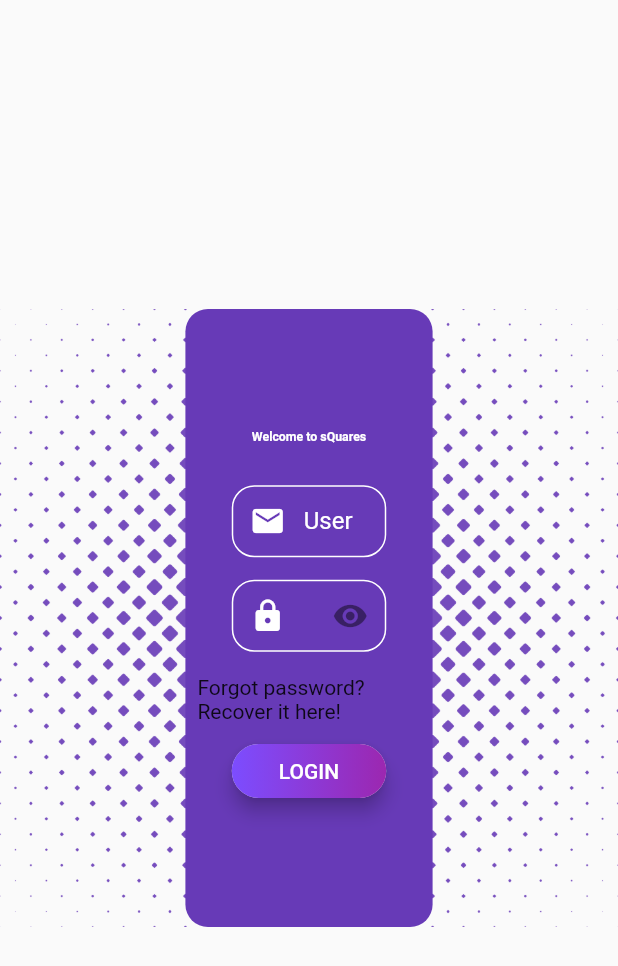
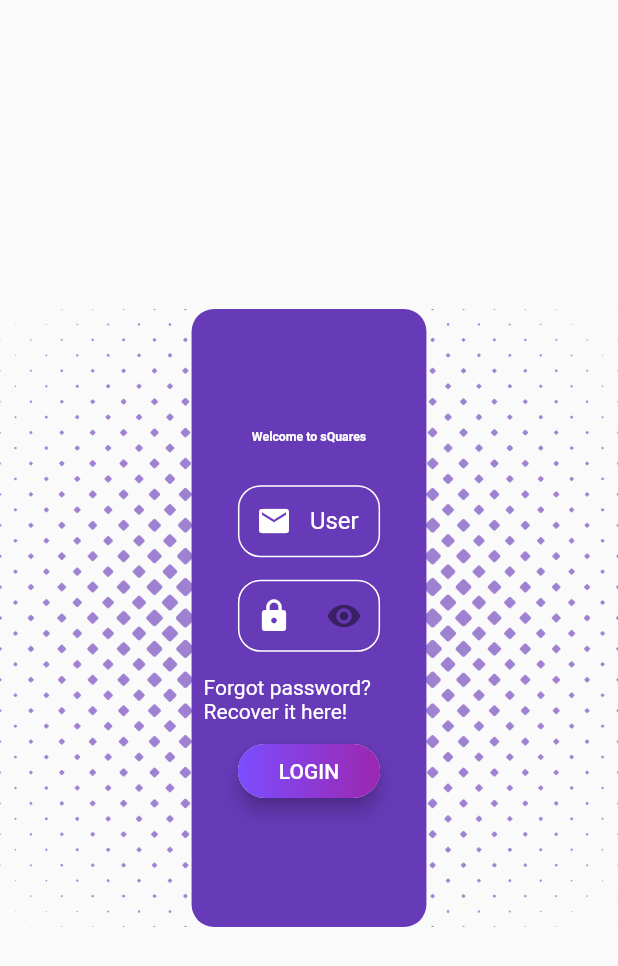
Before and after one commit to MomosTMomos/sQuares, a Flutter app: the screen it shows after launch, on a phone screen of 412 x 824 dp. Shown: the top 966 px of the screen. Run offline on Flutter 3.47's test engine with Material 2 defaults, Android fonts, the phone set to English and light mode, and no system bars; drawn by our look-alikes of flip_card; our stand-ins replace firebase_auth; accounts and stored records are empty; Roboto replaces fonts that are missing (Poppins).

Commit message:
Checkpoint for next activity.

```diff
--- a/lib/pages/login_page.dart
+++ b/lib/pages/login_page.dart
@@ -22,7 +22,7 @@ class LoginPageState extends State<LoginPage> {
               child: Container(
                 width: 1000,
                 height: 1080,
-                child: Image.asset('assets/images/app_background.png', fit: BoxFit.fitWidth, color: Colors.deepPurple,)
+                child: Image.asset('assets/images/app_background.png', fit: BoxFit.fitWidth, color: Colors.deepPurple[300],)
               ),
             ),
           ),
--- a/lib/widgets/custom_form_field_widget.dart
+++ b/lib/widgets/custom_form_field_widget.dart
@@ -5,8 +5,9 @@ class CustomFormFieldWidget extends StatefulWidget {
   final formLabel;
   final validatorError;
   final formType;
+  final updateFormValue;
 
-  CustomFormFieldWidget(this.formLabel, this.validatorError, this.formType);
+  CustomFormFieldWidget(this.formLabel, this.validatorError, this.formType, this.updateFormValue);
 
   @override
   CustomFormFieldWidgetState createState() => CustomFormFieldWidgetState();
@@ -14,10 +15,15 @@ class CustomFormFieldWidget extends StatefulWidget {
 
 class CustomFormFieldWidgetState extends State<CustomFormFieldWidget> {
   bool _isObscure = true;
+  final formController = TextEditingController();
 
   @override
   Widget build(BuildContext context) {
     return TextFormField(
+      controller: formController,
+      onChanged: (formValue) {
+
+      },
       decoration: new InputDecoration(
           labelText: widget.formLabel,
           labelStyle: TextStyle(color: Colors.white),
--- a/lib/widgets/custom_login_button.dart
+++ b/lib/widgets/custom_login_button.dart
@@ -3,8 +3,9 @@ import 'package:flutter/material.dart';
 
 class CustomLoginButton extends StatefulWidget {
   final buttonText;
+  final submit;
 
-  CustomLoginButton(this.buttonText);
+  CustomLoginButton(this.buttonText, this.submit);
 
   @override
   CustomLoginButtonState createState() => CustomLoginButtonState();
@@ -15,17 +16,16 @@ class CustomLoginButtonState extends State<CustomLoginButton> {
   Widget build(BuildContext context) {
     return RaisedButton(
       elevation: 5,
-      onPressed: () {},
+      onPressed: () {
+        // ignore: unnecessary_statements
+        widget.submit();
+      },
       shape: RoundedRectangleBorder(borderRadius: BorderRadius.circular(80.0)),
       padding: const EdgeInsets.all(0.0),
       child: Ink(
         decoration: const BoxDecoration(
-          gradient: LinearGradient(
-            colors: [
-              Colors.deepPurpleAccent,
-              Colors.purple
-            ]
-          ),
+          gradient:
+              LinearGradient(colors: [Colors.deepPurpleAccent, Colors.purple]),
           borderRadius: BorderRadius.all(Radius.circular(80.0)),
         ),
         child: Container(
--- a/lib/widgets/front_login_widget.dart
+++ b/lib/widgets/front_login_widget.dart
@@ -1,5 +1,6 @@
 import 'package:flutter/cupertino.dart';
 import 'package:flutter/material.dart';
+import 'package:squares/firebase_controller.dart';
 import 'package:squares/widgets/custom_form_field_widget.dart';
 import 'package:squares/widgets/custom_login_button.dart';
 
@@ -9,12 +10,16 @@ class FrontLoginWidget extends StatefulWidget {
 }
 
 class FrontLoginWidgetState extends State<FrontLoginWidget> {
+  var emailField = "";
+  var passwordField = "";
+  var loginResult = false;
+
   @override
   Widget build(BuildContext context) {
     return Center(
       child: Padding(
         padding: EdgeInsets.symmetric(
-            horizontal: MediaQuery.of(context).size.width * 0.3),
+            horizontal: MediaQuery.of(context).size.width * 0.31),
         child: Container(
           decoration: BoxDecoration(
               color: Colors.deepPurple,
@@ -43,26 +48,32 @@ class FrontLoginWidgetState extends State<FrontLoginWidget> {
                       horizontal: MediaQuery.of(context).size.width * 0.075,
                       vertical: 7.5),
                   child: CustomFormFieldWidget(
-                      'User', 'This field cannot be null.', "Text"),
+                      'User',
+                      'This field cannot be null.',
+                      "Text",
+                      updateEmailFormValue),
                 ),
                 Padding(
                   padding: EdgeInsets.symmetric(
                       horizontal: MediaQuery.of(context).size.width * 0.075,
                       vertical: 7.5),
                   child: CustomFormFieldWidget(
-                      'Password', 'This field cannot be null.', "Password"),
+                      'Password',
+                      'This field cannot be null.',
+                      "Password",
+                      updatePasswordFormValue),
                 ),
                 Padding(
                   padding: const EdgeInsets.all(8.0),
                   child: Align(
                       alignment: Alignment.center,
-                      child: Text("Forgot password? Recover it here!")),
+                      child: Text("Forgot password? Recover it here!", style: TextStyle(color: Colors.white),)),
                 ),
                 Padding(
                   padding: EdgeInsets.symmetric(
                     horizontal: MediaQuery.of(context).size.width * 0.075,
                   ),
-                  child: CustomLoginButton('LOGIN'),
+                  child: CustomLoginButton('LOGIN', submit),
                 )
               ],
             ),
@@ -71,4 +82,27 @@ class FrontLoginWidgetState extends State<FrontLoginWidget> {
       ),
     );
   }
+
+  updateEmailFormValue(value) {
+    setState(() {
+      emailField = value;
+    });
+  }
+
+  updatePasswordFormValue(value) {
+    setState(() {
+      passwordField = value;
+    });
+  }
+
+  submit() {
+    FirebaseController firebaseController = FirebaseController();
+    firebaseController.login(emailField, passwordField).then((value) => () {
+          setState(() {
+            loginResult = value;
+
+            ///TODO Navigate to main page.
+          });
+        });
+  }
 }
--- a/pubspec.yaml
+++ b/pubspec.yaml
@@ -29,6 +29,8 @@ dependencies:
   # Use with the CupertinoIcons class for iOS style icons.
   cupertino_icons: ^1.0.0
   flip_card: ^0.4.4
+  firebase_core: ^0.5.0+1
+  firebase_auth: ^0.18.1+2
 
 dev_dependencies:
   flutter_test:
```
Also changed, not shown: lib/firebase_controller.dart (added, +35 -0 lines), lib/widgets/back_register_widget.dart (+84 -12 lines), pubspec.lock, 3 other files.
